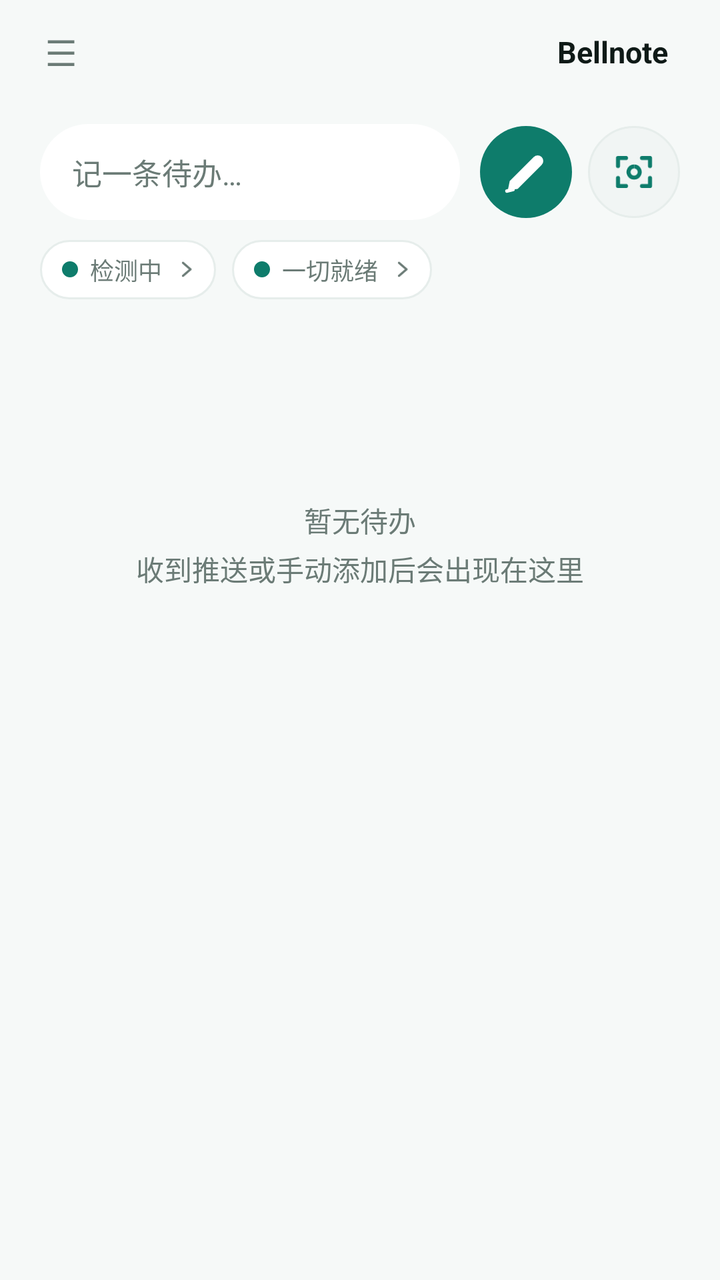
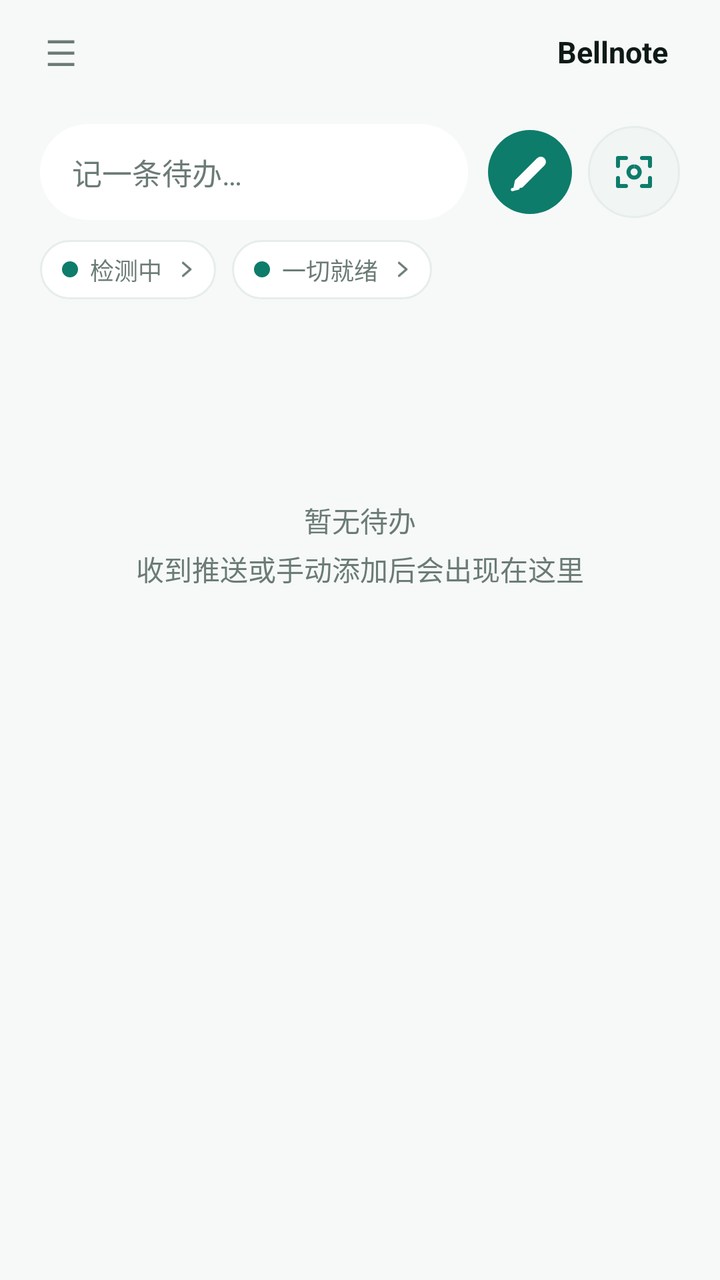

The first picture is an Android layout as it rendered before a commit; the second is the same layout after the commit. The layout source and the unified diff follow.
<!-- AndroidManifest.xml: activity theme Theme.NtfyCalendar.Home -->
<!-- res/layout/activity_main.xml -->
﻿<?xml version="1.0" encoding="utf-8"?>
<androidx.drawerlayout.widget.DrawerLayout xmlns:android="http://schemas.android.com/apk/res/android"
    android:id="@+id/drawer"
    android:layout_width="match_parent"
    android:layout_height="match_parent">

    
    <LinearLayout
        android:layout_width="match_parent"
        android:layout_height="match_parent"
        android:orientation="vertical"
        android:paddingLeft="20dp"
        android:paddingRight="20dp">

        
        <FrameLayout
            android:layout_width="match_parent"
            android:layout_height="52dp">

            <TextView
                android:id="@+id/btnMenu"
                android:layout_width="36dp"
                android:layout_height="36dp"
                android:layout_gravity="start|center_vertical"
                android:layout_marginStart="-8dp"
                android:gravity="center"
                android:text="☰"
                android:textColor="?attr/bnTextSecondary"
                android:textSize="18sp" />

            <LinearLayout
                android:layout_width="wrap_content"
                android:layout_height="wrap_content"
                android:layout_gravity="end|center_vertical"
                android:gravity="center_vertical"
                android:orientation="horizontal">

                <TextView
                    android:layout_width="wrap_content"
                    android:layout_height="wrap_content"
                    android:text="@string/app_name"
                    android:textColor="?attr/bnTextPrimary"
                    android:textSize="15sp"
                    android:textStyle="bold" />

                <TextView
                    android:id="@+id/tvVersionTop"
                    android:layout_width="wrap_content"
                    android:layout_height="wrap_content"
                    android:layout_marginStart="6dp"
                    android:textColor="?attr/bnTextSecondary"
                    android:textSize="10sp" />
            </LinearLayout>
        </FrameLayout>

        
        <LinearLayout
            android:layout_width="match_parent"
            android:layout_height="wrap_content"
            android:layout_marginTop="10dp"
            android:gravity="center_vertical"
            android:orientation="horizontal">

            <EditText
                android:id="@+id/etQuick"
                android:layout_width="0dp"
                android:layout_height="48dp"
                android:layout_weight="1"
                android:background="@drawable/bg_input_hero"
                android:hint="@string/quick_hint"
                android:imeOptions="actionGo"
                android:inputType="text"
                android:maxLines="1"
                android:paddingLeft="16dp"
                android:paddingRight="16dp"
                android:textColor="?attr/bnTextPrimary"
                android:textColorHint="?attr/bnTextSecondary"
                android:textSize="15sp" />

            <ImageButton
                android:id="@+id/btnQuickGo"
                android:layout_width="46dp"
                android:layout_height="46dp"
                android:layout_marginStart="10dp"
                android:background="@drawable/bg_circle_primary"
                android:contentDescription="@string/quick_go_desc"
                android:padding="10dp"
                android:scaleType="fitCenter"
                android:src="@drawable/ic_send" />

            <ImageButton
                android:id="@+id/btnShotIcon"
                android:layout_width="46dp"
                android:layout_height="46dp"
                android:layout_marginStart="8dp"
                android:background="@drawable/bg_icon_circle"
                android:contentDescription="@string/btn_shot_big"
                android:padding="11dp"
                android:scaleType="fitCenter"
                android:src="@drawable/ic_screenshot" />
        </LinearLayout>

        
        <LinearLayout
            android:layout_width="match_parent"
            android:layout_height="wrap_content"
            android:layout_marginTop="10dp"
            android:gravity="center_vertical"
            android:orientation="horizontal">

            <TextView
                android:id="@+id/healthChip"
                android:layout_width="wrap_content"
                android:layout_height="wrap_content"
                android:background="@drawable/bg_status_pill"
                android:clickable="true"
                android:drawableStart="@drawable/dot_ok"
                android:drawableEnd="@drawable/ic_chevron_right"
                android:drawablePadding="6dp"
                android:focusable="true"
                android:foreground="?android:attr/selectableItemBackground"
                android:gravity="center_vertical"
                android:maxLines="1"
                android:paddingLeft="11dp"
                android:paddingTop="6dp"
                android:paddingRight="9dp"
                android:paddingBottom="6dp"
                android:text="检测中"
                android:textColor="?attr/bnTextSecondary"
                android:textSize="12sp" />

            <TextView
                android:id="@+id/statusChip"
                android:layout_width="wrap_content"
                android:layout_height="wrap_content"
                android:layout_marginStart="8dp"
                android:background="@drawable/bg_status_pill"
                android:clickable="true"
                android:drawableStart="@drawable/dot_ok"
                android:drawableEnd="@drawable/ic_chevron_right"
                android:drawablePadding="6dp"
                android:focusable="true"
                android:foreground="?android:attr/selectableItemBackground"
                android:gravity="center_vertical"
                android:maxLines="1"
                android:paddingLeft="11dp"
                android:paddingTop="6dp"
                android:paddingRight="9dp"
                android:paddingBottom="6dp"
                android:text="一切就绪"
                android:textColor="?attr/bnTextSecondary"
                android:textSize="12sp" />
        </LinearLayout>

        <TextView
            android:id="@+id/emptyView"
            android:layout_width="match_parent"
            android:layout_height="0dp"
            android:layout_weight="1"
            android:gravity="center"
            android:lineSpacingExtra="4dp"
            android:text="@string/main_empty"
            android:textColor="?attr/bnTextSecondary"
            android:textSize="14sp" />

        <androidx.recyclerview.widget.RecyclerView
            android:id="@+id/recycler"
            android:layout_width="match_parent"
            android:layout_height="0dp"
            android:layout_weight="1"
            android:clipToPadding="false"
            android:paddingTop="0dp"
            android:paddingBottom="16dp" />
    </LinearLayout>

    
    <ScrollView
        android:layout_width="286dp"
        android:layout_height="match_parent"
        android:layout_gravity="start"
        android:background="?attr/bnNavBg"
        android:elevation="16dp">

        <LinearLayout
            android:layout_width="match_parent"
            android:layout_height="wrap_content"
            android:orientation="vertical"
            android:paddingLeft="14dp"
            android:paddingRight="14dp"
            android:paddingTop="38dp"
            android:paddingBottom="24dp">

            
            <TextView
                android:layout_width="match_parent"
                android:layout_height="wrap_content"
                android:paddingLeft="8dp"
                android:text="@string/app_name"
                android:textColor="?attr/bnTextPrimary"
                android:textSize="22sp"
                android:textStyle="bold" />

            <TextView
                android:layout_width="match_parent"
                android:layout_height="wrap_content"
                android:letterSpacing="0.04"
                android:paddingLeft="8dp"
                android:paddingTop="4dp"
                android:text="@string/nav_subtitle"
                android:textColor="?attr/bnTextSecondary"
                android:textSize="12sp" />

            <View
                android:layout_width="match_parent"
                android:layout_height="1dp"
                android:layout_marginTop="16dp"
                android:layout_marginBottom="6dp"
                android:layout_marginLeft="8dp"
                android:layout_marginRight="8dp"
                android:background="?attr/bnDivider" />

            <TextView
                style="@style/NavSection"
                android:text="@string/nav_section_new" />

            <LinearLayout
                android:id="@+id/navAddManual"
                style="@style/NavRow">
                <ImageView
                    style="@style/NavIcon"
                    android:contentDescription="@null"
                    android:src="@drawable/ic_nav_plus" />
                <TextView
                    style="@style/NavLabel"
                    android:text="@string/nav_add_manual" />
            </LinearLayout>

            <LinearLayout
                android:id="@+id/navQuick"
                style="@style/NavRow">
                <ImageView
                    style="@style/NavIcon"
                    android:contentDescription="@null"
                    android:src="@drawable/ic_nav_quick" />
                <TextView
                    style="@style/NavLabel"
                    android:text="@string/nav_quick" />
            </LinearLayout>

            <LinearLayout
                android:id="@+id/navCamera"
                style="@style/NavRow">
                <ImageView
                    style="@style/NavIcon"
                    android:contentDescription="@null"
                    android:src="@drawable/ic_nav_camera" />
                <TextView
                    style="@style/NavLabel"
                    android:text="@string/nav_camera" />
            </LinearLayout>

            <TextView
                style="@style/NavSection"
                android:text="@string/nav_section_manage" />

            <LinearLayout
                android:id="@+id/navAllEvents"
                style="@style/NavRow">
                <ImageView
                    style="@style/NavIcon"
                    android:contentDescription="@null"
                    android:src="@drawable/ic_nav_list" />
                <TextView
                    style="@style/NavLabel"
                    android:text="@string/nav_all_events" />
            </LinearLayout>

            <LinearLayout
                android:id="@+id/navReconcile"
                style="@style/NavRow">
                <ImageView
                    style="@style/NavIcon"
                    android:contentDescription="@null"
                    android:src="@drawable/ic_nav_check" />
                <TextView
                    style="@style/NavLabel"
                    android:text="@string/nav_reconcile" />
            </LinearLayout>

            <LinearLayout
                android:id="@+id/navSettings"
                style="@style/NavRow">
                <ImageView
                    style="@style/NavIcon"
                    android:contentDescription="@null"
                    android:src="@drawable/ic_nav_gear" />
                <TextView
                    style="@style/NavLabel"
                    android:text="@string/nav_settings" />
            </LinearLayout>

            <View
                android:layout_width="match_parent"
                android:layout_height="1dp"
                android:layout_marginTop="14dp"
                android:layout_marginBottom="6dp"
                android:layout_marginLeft="8dp"
                android:layout_marginRight="8dp"
                android:background="?attr/bnDivider" />

            <LinearLayout
                android:id="@+id/navHelp"
                style="@style/NavRow">
                <ImageView
                    style="@style/NavIcon"
                    android:contentDescription="@null"
                    android:src="@drawable/ic_nav_help" />
                <TextView
                    style="@style/NavLabel"
                    android:text="@string/nav_help" />
            </LinearLayout>
        </LinearLayout>
    </ScrollView>
</androidx.drawerlayout.widget.DrawerLayout>
<!-- resources referenced by this layout -->
<resources>
  <!-- drawable bg_circle_primary (drawable) -->
  <?xml version="1.0" encoding="utf-8"?>
  <ripple xmlns:android="http://schemas.android.com/apk/res/android"
      android:color="#33FFFFFF">
      <item>
          <shape android:shape="oval">
              <solid android:color="?attr/bnPrimary" />
          </shape>
      </item>
  </ripple>
  <!-- drawable bg_icon_circle (drawable) -->
  <?xml version="1.0" encoding="utf-8"?>
  <shape xmlns:android="http://schemas.android.com/apk/res/android"
      android:shape="oval">
      <solid android:color="?attr/bnIconBg" />
      <stroke
          android:width="1dp"
          android:color="?attr/bnCardStroke" />
  </shape>
  <!-- drawable bg_input_hero (drawable) -->
  <?xml version="1.0" encoding="utf-8"?>
  <shape xmlns:android="http://schemas.android.com/apk/res/android"
      android:shape="rectangle">
      <solid android:color="?attr/bnSurface" />
      <corners android:radius="100dp" />
  </shape>
  <!-- drawable bg_status_pill (drawable) -->
  <?xml version="1.0" encoding="utf-8"?>
  <shape xmlns:android="http://schemas.android.com/apk/res/android"
      android:shape="rectangle">
      <solid android:color="?attr/bnSurface" />
      <corners android:radius="100dp" />
      <stroke
          android:width="1dp"
          android:color="?attr/bnCardStroke" />
  </shape>
  <!-- drawable dot_ok (drawable) -->
  ﻿<?xml version="1.0" encoding="utf-8"?>
  <shape xmlns:android="http://schemas.android.com/apk/res/android"
      android:shape="oval">
      <solid android:color="?attr/bnPrimary" />
      <size
          android:width="8dp"
          android:height="8dp" />
  </shape>
  <string name="app_name">Bellnote</string>
  <string name="btn_shot_big">截图建待办</string>
  <string name="main_empty">暂无待办\n收到推送或手动添加后会出现在这里</string>
  <string name="nav_add_manual">新建待办</string>
  <string name="nav_all_events">全部日程</string>
  <string name="nav_camera">拍照识别</string>
  <string name="nav_help">帮助与引导</string>
  <string name="nav_quick">记一条</string>
  <string name="nav_reconcile">对账</string>
  <string name="nav_section_manage">管理</string>
  <string name="nav_section_new">新建</string>
  <string name="nav_settings">设置</string>
  <string name="nav_subtitle">截图 · 一句话 · 侧边栏</string>
  <string name="quick_go_desc">把这一句记成待办</string>
  <string name="quick_hint">记一条待办…</string>
  <style name="NavIcon">
          <item name="android:layout_width">34dp</item>
          <item name="android:layout_height">34dp</item>
          <item name="android:background">@drawable/bg_icon</item>
          <item name="android:padding">8dp</item>
          <item name="android:tint">?attr/bnTextSecondary</item>
      </style>
  <style name="NavLabel">
          <item name="android:layout_width">wrap_content</item>
          <item name="android:layout_height">wrap_content</item>
          <item name="android:layout_marginStart">14dp</item>
          <item name="android:textSize">15sp</item>
          <item name="android:textColor">?attr/bnTextPrimary</item>
      </style>
  <!-- drawable bg_icon (drawable) -->
  <?xml version="1.0" encoding="utf-8"?>
  <shape xmlns:android="http://schemas.android.com/apk/res/android"
      android:shape="rectangle">
      <solid android:color="?attr/bnIconBg" />
      <corners android:radius="11dp" />
  </shape>
  <color name="primary">#FF0E7C6B</color>
  <color name="primary_dark">#FF0A5A4D</color>
  <color name="text_on_primary">#FFFFFFFF</color>
  <color name="accent">#FFF59E0B</color>
  <color name="window_bg">#FFF6F9F8</color>
  <color name="surface">#FFFFFFFF</color>
  <color name="card_bg">#FFFFFFFF</color>
  <color name="card_stroke">#FFE6EDEB</color>
  <color name="divider">#FFEDF2F0</color>
  <color name="text_primary">#FF0F1A17</color>
  <color name="text_secondary">#FF6B7B76</color>
  <color name="chip_bg">#FFECF6F3</color>
  <color name="icon_bg">#FFF1F5F4</color>
  <color name="danger">#FFC94848</color>
  <color name="nav_bg">#FFFFFFFF</color>
  <color name="ripple">#140E7C6B</color>
  <!-- unchanged entries left out for length: 15 -->
</resources>

<!-- the commit's change to res/layout/activity_main.xml (unified diff, before → after) -->
@@ -79,12 +79,12 @@
 
             <ImageButton
                 android:id="@+id/btnQuickGo"
-                android:layout_width="46dp"
-                android:layout_height="46dp"
+                android:layout_width="42dp"
+                android:layout_height="42dp"
                 android:layout_marginStart="10dp"
                 android:background="@drawable/bg_circle_primary"
                 android:contentDescription="@string/quick_go_desc"
-                android:padding="10dp"
+                android:padding="9dp"
                 android:scaleType="fitCenter"
                 android:src="@drawable/ic_send" />
 
